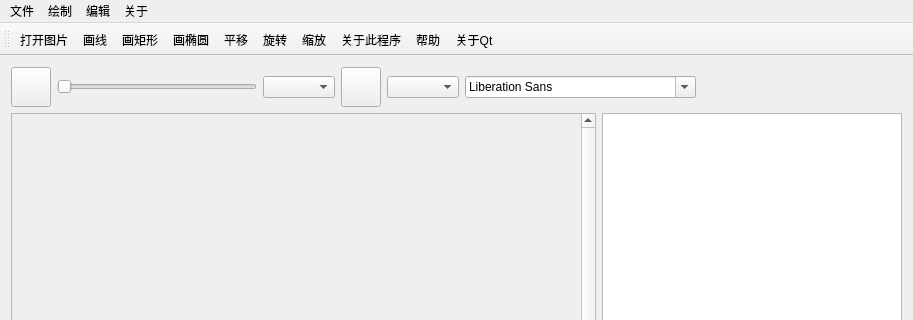
Old version of the form src/View/mainwindow.ui in the repository RayeRen/MiniPhotoShop; both pictures show x 0 to 913 and y 0 to 320 of the 913 by 721 pixel window.
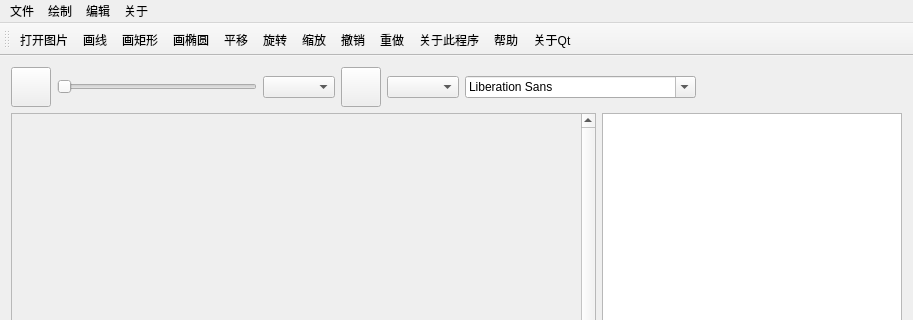
New version of the form. Icons and pictures are not drawn. Custom widgets are drawn as their Qt base class.

Patch:
```diff
--- a/src/View/mainwindow.ui
+++ b/src/View/mainwindow.ui
@@ -250,6 +250,8 @@
    <addaction name="action_move"/>
    <addaction name="action_rotate"/>
    <addaction name="action_scale"/>
+   <addaction name="action_undo"/>
+   <addaction name="action_redo"/>
    <addaction name="action_aboutPro"/>
    <addaction name="action_help"/>
    <addaction name="action_aboutQt"/>
@@ -369,6 +371,24 @@
     <string>缩放</string>
    </property>
   </action>
+  <action name="action_undo">
+   <property name="icon">
+    <iconset resource="../../imgs.qrc">
+     <normaloff>:/img/img/undo.png</normaloff>:/img/img/undo.png</iconset>
+   </property>
+   <property name="text">
+    <string>撤销</string>
+   </property>
+  </action>
+  <action name="action_redo">
+   <property name="icon">
+    <iconset resource="../../imgs.qrc">
+     <normaloff>:/img/img/redo.png</normaloff>:/img/img/redo.png</iconset>
+   </property>
+   <property name="text">
+    <string>重做</string>
+   </property>
+  </action>
  </widget>
  <layoutdefault spacing="6" margin="11"/>
  <customwidgets>
```
Left out of the diff: 2 changed lines with no effect on the pictures.
